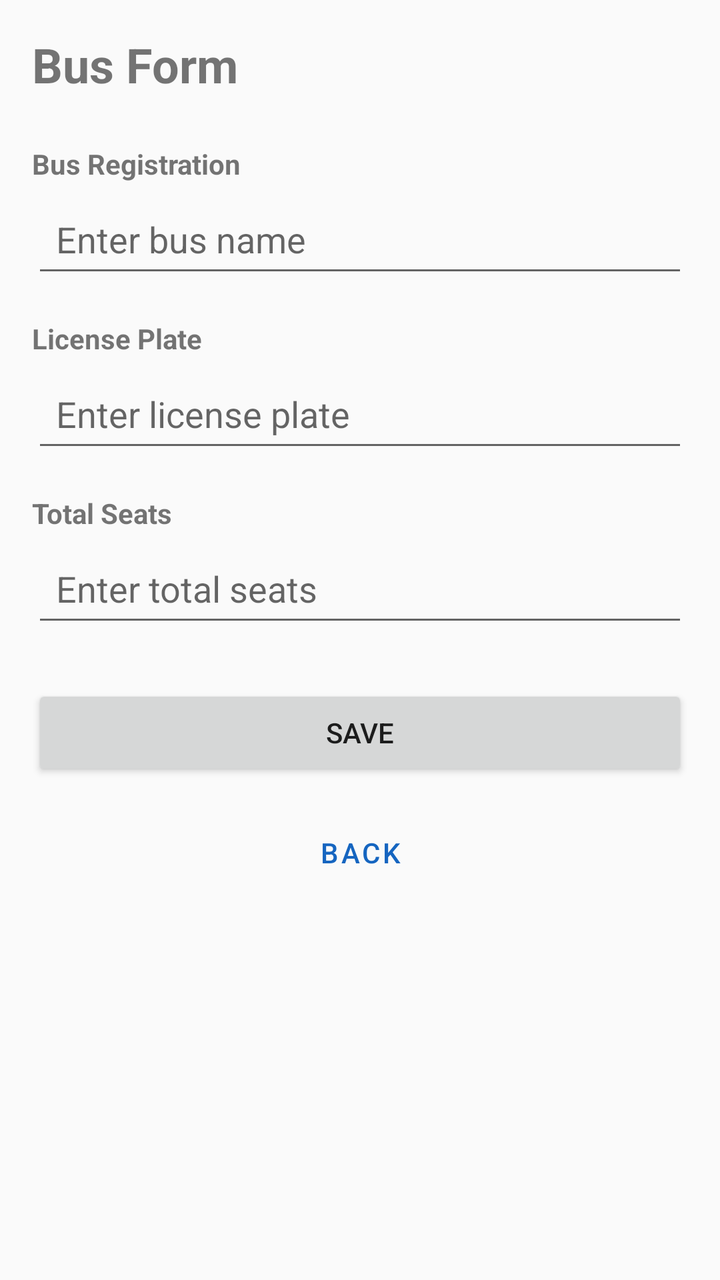
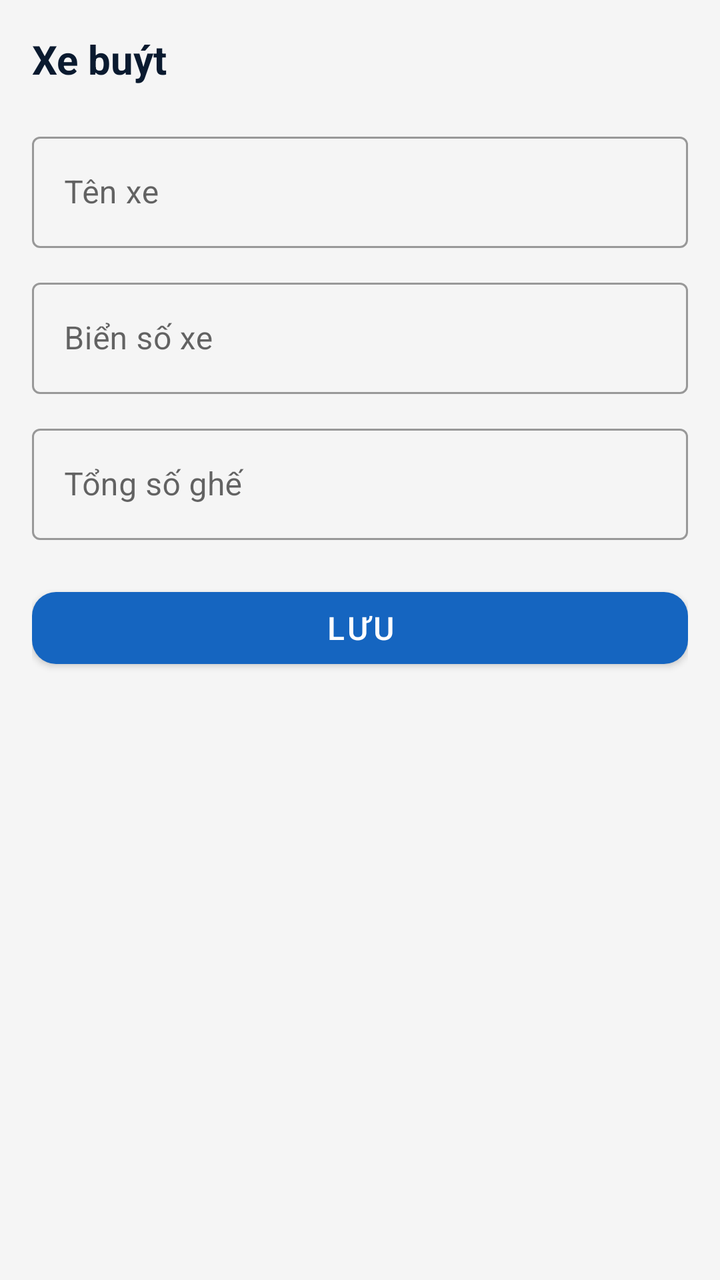

An Android layout rendered at two revisions. The XML below is the earlier revision; the diff shows what the commit changed to produce the second picture.
<!-- AndroidManifest.xml: application theme Theme.BusBooking -->
<!-- res/layout/fragment_bus_form_admin.xml -->
<?xml version="1.0" encoding="utf-8"?>
<ScrollView xmlns:android="http://schemas.android.com/apk/res/android"
    android:layout_width="match_parent"
    android:layout_height="match_parent">

    <LinearLayout
        android:layout_width="match_parent"
        android:layout_height="wrap_content"
        android:orientation="vertical"
        android:padding="16dp">

        <TextView
            android:layout_width="wrap_content"
            android:layout_height="wrap_content"
            android:text="Bus Form"
            android:textSize="24sp"
            android:textStyle="bold"
            android:layout_marginBottom="24dp" />

        <TextView
            android:layout_width="wrap_content"
            android:layout_height="wrap_content"
            android:text="Bus Registration"
            android:textStyle="bold"
            android:textSize="14sp"
            android:layout_marginBottom="4dp" />

        <EditText
            android:id="@+id/busNameInput"
            android:layout_width="match_parent"
            android:layout_height="wrap_content"
            android:hint="Enter bus name"
            android:inputType="text"
            android:padding="12dp"
            android:layout_marginBottom="16dp" />

        <TextView
            android:layout_width="wrap_content"
            android:layout_height="wrap_content"
            android:text="License Plate"
            android:textStyle="bold"
            android:textSize="14sp"
            android:layout_marginBottom="4dp" />

        <EditText
            android:id="@+id/licensePlateInput"
            android:layout_width="match_parent"
            android:layout_height="wrap_content"
            android:hint="Enter license plate"
            android:inputType="text"
            android:padding="12dp"
            android:layout_marginBottom="16dp" />

        <TextView
            android:layout_width="wrap_content"
            android:layout_height="wrap_content"
            android:text="Total Seats"
            android:textStyle="bold"
            android:textSize="14sp"
            android:layout_marginBottom="4dp" />

        <EditText
            android:id="@+id/totalSeatsInput"
            android:layout_width="match_parent"
            android:layout_height="wrap_content"
            android:hint="Enter total seats"
            android:inputType="number"
            android:padding="12dp"
            android:layout_marginBottom="24dp" />

        <ProgressBar
            android:id="@+id/progressBar"
            android:layout_width="wrap_content"
            android:layout_height="wrap_content"
            android:visibility="gone"
            android:layout_gravity="center"
            android:layout_marginBottom="16dp" />

        <TextView
            android:id="@+id/errorText"
            android:layout_width="match_parent"
            android:layout_height="wrap_content"
            android:visibility="gone"
            android:textColor="@android:color/holo_red_dark"
            android:layout_marginBottom="16dp" />

        <Button
            android:id="@+id/saveButton"
            android:layout_width="match_parent"
            android:layout_height="wrap_content"
            android:text="SAVE"
            android:layout_marginBottom="12dp" />

        <Button
            android:id="@+id/backButton"
            android:layout_width="match_parent"
            android:layout_height="wrap_content"
            android:text="BACK"
            style="@style/Widget.MaterialComponents.Button.OutlinedButton" />

    </LinearLayout>

</ScrollView>
<!-- resources referenced by this layout -->
<resources>
  <style name="Theme.BusBooking" parent="Theme.MaterialComponents.Light.NoActionBar.Bridge">
          <item name="colorPrimary">@color/blue_primary</item>
          <item name="colorPrimaryDark">@color/blue_primary_dark</item>
          <item name="colorAccent">@color/blue_accent</item>
      </style>
  <color name="blue_primary">#1565C0</color>
  <color name="blue_primary_dark">#0D47A1</color>
  <color name="blue_accent">#2196F3</color>
</resources>

<!-- the commit's change to res/layout/fragment_bus_form_admin.xml (unified diff, before → after) -->
@@ -1,7 +1,9 @@
 <?xml version="1.0" encoding="utf-8"?>
-<ScrollView xmlns:android="http://schemas.android.com/apk/res/android"
+<androidx.core.widget.NestedScrollView xmlns:android="http://schemas.android.com/apk/res/android"
+    xmlns:app="http://schemas.android.com/apk/res-auto"
     android:layout_width="match_parent"
-    android:layout_height="match_parent">
+    android:layout_height="match_parent"
+    android:background="@color/background_grey">
 
     <LinearLayout
         android:layout_width="match_parent"
@@ -9,95 +11,74 @@
         android:orientation="vertical"
         android:padding="16dp">
 
+        
         <TextView
             android:layout_width="wrap_content"
             android:layout_height="wrap_content"
-            android:text="Bus Form"
-            android:textSize="24sp"
+            android:text="Xe buýt"
+            android:textSize="20sp"
             android:textStyle="bold"
-            android:layout_marginBottom="24dp" />
+            android:textColor="@color/text_primary"
+            android:layout_marginBottom="20dp" />
 
-        <TextView
-            android:layout_width="wrap_content"
-            android:layout_height="wrap_content"
-            android:text="Bus Registration"
-            android:textStyle="bold"
-            android:textSize="14sp"
-            android:layout_marginBottom="4dp" />
-
-        <EditText
-            android:id="@+id/busNameInput"
+        
+        <com.google.android.material.textfield.TextInputLayout
             android:layout_width="match_parent"
             android:layout_height="wrap_content"
-            android:hint="Enter bus name"
-            android:inputType="text"
-            android:padding="12dp"
-            android:layout_marginBottom="16dp" />
+            android:layout_marginBottom="12dp"
+            style="@style/Widget.MaterialComponents.TextInputLayout.OutlinedBox">
 
-        <TextView
-            android:layout_width="wrap_content"
-            android:layout_height="wrap_content"
-            android:text="License Plate"
-            android:textStyle="bold"
-            android:textSize="14sp"
-            android:layout_marginBottom="4dp" />
+            <com.google.android.material.textfield.TextInputEditText
+                android:id="@+id/busNameInput"
+                android:layout_width="match_parent"
+                android:layout_height="wrap_content"
+                android:hint="Tên xe"
+                android:inputType="text" />
 
-        <EditText
-            android:id="@+id/licensePlateInput"
+        </com.google.android.material.textfield.TextInputLayout>
+
+        
+        <com.google.android.material.textfield.TextInputLayout
             android:layout_width="match_parent"
             android:layout_height="wrap_content"
-            android:hint="Enter license plate"
-            android:inputType="text"
-            android:padding="12dp"
-            android:layout_marginBottom="16dp" />
+            android:layout_marginBottom="12dp"
+            style="@style/Widget.MaterialComponents.TextInputLayout.OutlinedBox">
 
-        <TextView
-            android:layout_width="wrap_content"
-            android:layout_height="wrap_content"
-            android:text="Total Seats"
-            android:textStyle="bold"
-            android:textSize="14sp"
-            android:layout_marginBottom="4dp" />
+            <com.google.android.material.textfield.TextInputEditText
+                android:id="@+id/licensePlateInput"
+                android:layout_width="match_parent"
+                android:layout_height="wrap_content"
+                android:hint="Biển số xe"
+                android:inputType="text" />
 
-        <EditText
-            android:id="@+id/totalSeatsInput"
+        </com.google.android.material.textfield.TextInputLayout>
+
+        
+        <com.google.android.material.textfield.TextInputLayout
             android:layout_width="match_parent"
             android:layout_height="wrap_content"
-            android:hint="Enter total seats"
-            android:inputType="number"
-            android:padding="12dp"
-            android:layout_marginBottom="24dp" />
+            android:layout_marginBottom="20dp"
+            style="@style/Widget.MaterialComponents.TextInputLayout.OutlinedBox">
 
-        <ProgressBar
-            android:id="@+id/progressBar"
-            android:layout_width="wrap_content"
-            android:layout_height="wrap_content"
-            android:visibility="gone"
-            android:layout_gravity="center"
-            android:layout_marginBottom="16dp" />
+            <com.google.android.material.textfield.TextInputEditText
+                android:id="@+id/totalSeatsInput"
+                android:layout_width="match_parent"
+                android:layout_height="wrap_content"
+                android:hint="Tổng số ghế"
+                android:inputType="number" />
 
-        <TextView
-            android:id="@+id/errorText"
-            android:layout_width="match_parent"
-            android:layout_height="wrap_content"
-            android:visibility="gone"
-            android:textColor="@android:color/holo_red_dark"
-            android:layout_marginBottom="16dp" />
+        </com.google.android.material.textfield.TextInputLayout>
 
-        <Button
+        
+        <com.google.android.material.button.MaterialButton
             android:id="@+id/saveButton"
             android:layout_width="match_parent"
-            android:layout_height="wrap_content"
-            android:text="SAVE"
-            android:layout_marginBottom="12dp" />
-
-        <Button
-            android:id="@+id/backButton"
-            android:layout_width="match_parent"
-            android:layout_height="wrap_content"
-            android:text="BACK"
-            style="@style/Widget.MaterialComponents.Button.OutlinedButton" />
+            android:layout_height="48dp"
+            android:text="Lưu"
+            android:textSize="16sp"
+            app:backgroundTint="@color/blue_primary"
+            app:cornerRadius="12dp" />
 
     </LinearLayout>
 
-</ScrollView>
+</androidx.core.widget.NestedScrollView>
<!-- resource entries referenced after the edit -->
@@ -1,11 +1,13 @@
 <!-- resources referenced by this layout -->
 <resources>
+  <color name="background_grey">#F5F5F5</color>
   <style name="Theme.BusBooking" parent="Theme.MaterialComponents.Light.NoActionBar.Bridge">
           <item name="colorPrimary">@color/blue_primary</item>
           <item name="colorPrimaryDark">@color/blue_primary_dark</item>
           <item name="colorAccent">@color/blue_accent</item>
       </style>
   <color name="blue_primary">#1565C0</color>
+  <color name="text_primary">#0A1A2F</color>
   <color name="blue_primary_dark">#0D47A1</color>
   <color name="blue_accent">#2196F3</color>
 </resources>
